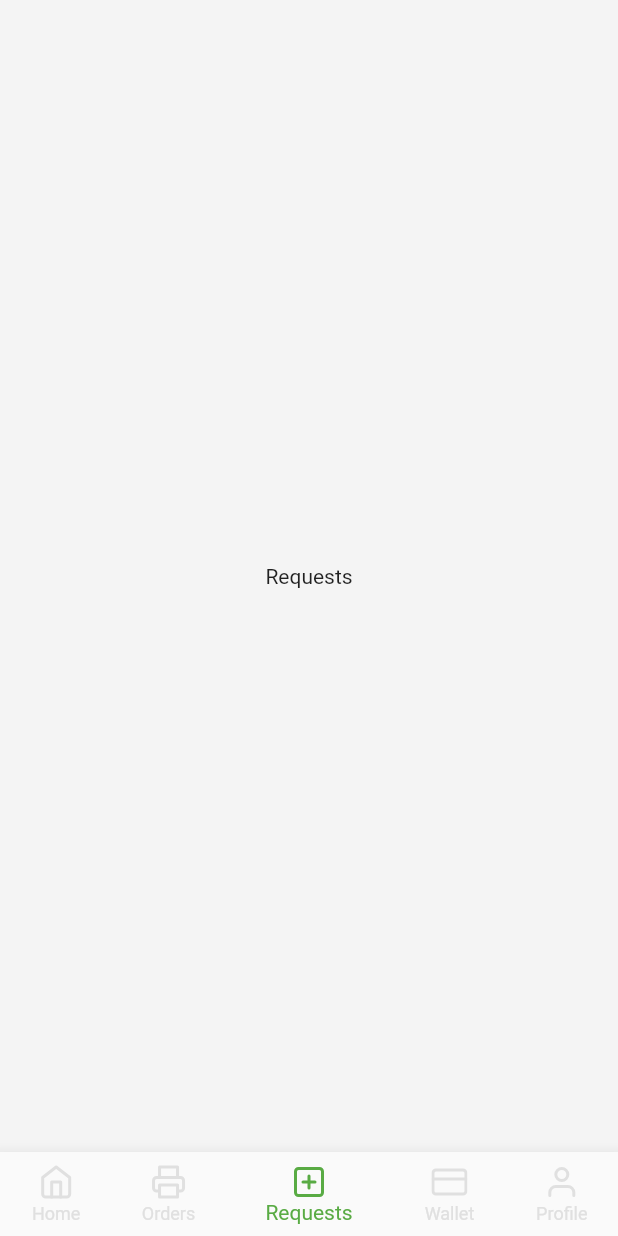
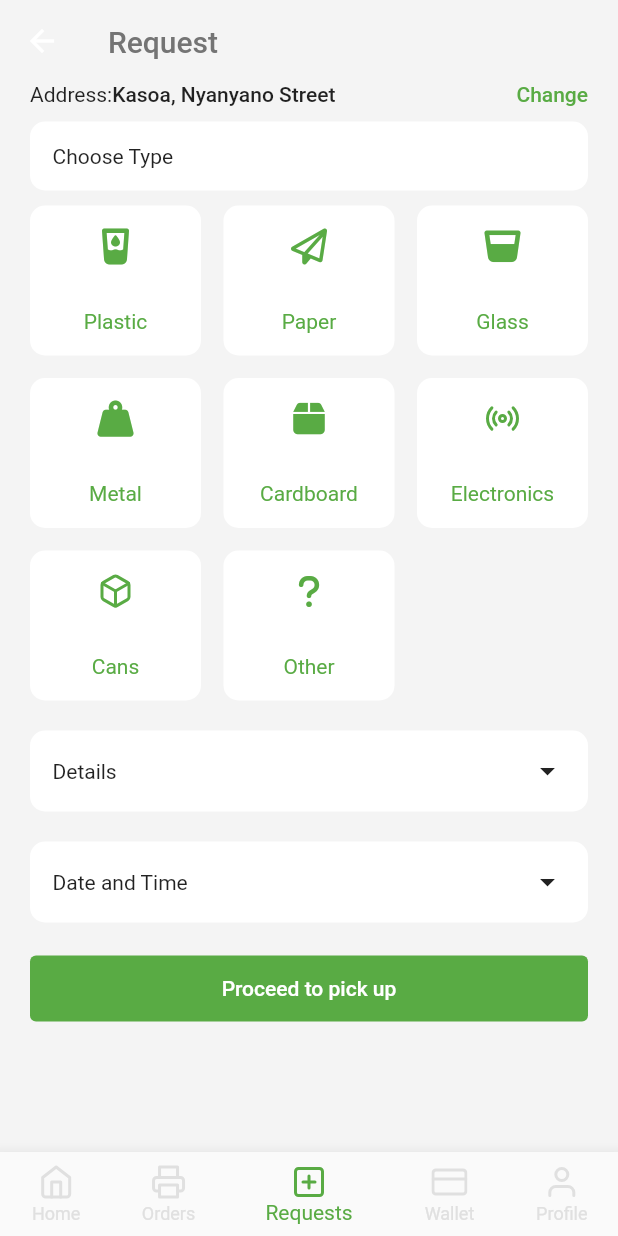
Before and after one commit to Aburafik/sapta-app, a Flutter app: the HomePage screen opened by its route, item 3 of the bottom bar chosen, on a phone screen of 412 x 824 dp. Run offline on Flutter 3.47's test engine with Material 2 defaults, Android fonts, the phone set to English and light mode, and no system bars; our stand-ins replace carousel_slider, feather_icons, flutter_onboarding_slider, font_awesome_flutter; network calls fail.

Commit message:
Request pickup

```diff
--- a/lib/Components/Utils/constants.dart
+++ b/lib/Components/Utils/constants.dart
@@ -1,11 +1,12 @@
 import 'package:flutter/material.dart';
 import 'package:font_awesome_flutter/font_awesome_flutter.dart';
 import 'package:sabta_app/Views/Home/home_view.dart';
+import 'package:sabta_app/Views/Request/request_view.dart';
 
 List<Widget> pages = const [
   HomeVC(),
   Center(child: Text("Orders")),
-  Center(child: Text("Requests")),
+  RequestVC(),
   Center(child: Text("Wallet")),
   Center(child: Text("Profile")),
 ];
--- /dev/null
+++ b/lib/Components/category_selection.dart
@@ -0,0 +1,90 @@
+import 'package:feather_icons/feather_icons.dart';
+import 'package:flutter/material.dart';
+import 'package:font_awesome_flutter/font_awesome_flutter.dart';
+import 'package:sabta_app/Components/Utils/color_themes.dart';
+
+class RequestCategorySelectionComponent extends StatefulWidget {
+  const RequestCategorySelectionComponent({
+    Key? key,
+  }) : super(key: key);
+
+  @override
+  State<RequestCategorySelectionComponent> createState() =>
+      _RequestCategorySelectionComponentState();
+}
+
+class _RequestCategorySelectionComponentState
+    extends State<RequestCategorySelectionComponent> {
+  int? selectedCard;
+  @override
+  Widget build(BuildContext context) {
+    return GridView.builder(
+      physics: const NeverScrollableScrollPhysics(),
+      shrinkWrap: true,
+      gridDelegate: const SliverGridDelegateWithFixedCrossAxisCount(
+          mainAxisSpacing: 15,
+          crossAxisSpacing: 15,
+          // childAspectRatio: 1.3,
+          mainAxisExtent: 100,
+          crossAxisCount: 3),
+      itemCount: wasteType.length,
+      itemBuilder: (context, index) => GestureDetector(
+        onTap: () {
+          setState(() {
+            selectedCard = index;
+          });
+        },
+        child: Container(
+          height: 50,
+          decoration: BoxDecoration(
+            borderRadius: BorderRadius.circular(10),
+            color: selectedCard == index ? SECONDARY_COLOR : Colors.white,
+          ),
+          child: Column(
+            mainAxisAlignment: MainAxisAlignment.spaceAround,
+            children: [
+              Icon(wasteType[index]['image'], color: PRIMARY_COLOR),
+              Text(wasteType[index]['name'],
+                  style: TextStyle(color: PRIMARY_COLOR)),
+            ],
+          ),
+        ),
+      ),
+    );
+  }
+}
+
+List<Map<String, dynamic>> wasteType = [
+  {
+    "name": "Plastic",
+    "image": FontAwesomeIcons.glassWaterDroplet,
+  },
+  {
+    "name": "Paper",
+    "image": FontAwesomeIcons.paperPlane,
+  },
+  {
+    "name": "Glass",
+    "image": FontAwesomeIcons.whiskeyGlass,
+  },
+  {
+    "name": "Metal",
+    "image": FontAwesomeIcons.weightHanging,
+  },
+  {
+    "name": "Cardboard",
+    "image": FontAwesomeIcons.box,
+  },
+  {
+    "name": "Electronics",
+    "image": FeatherIcons.radio,
+  },
+  {
+    "name": "Cans",
+    "image": FeatherIcons.box,
+  },
+  {
+    "name": "Other",
+    "image": FontAwesomeIcons.question,
+  },
+];
--- /dev/null
+++ b/lib/Components/request_component_app_bar.dart
@@ -0,0 +1,43 @@
+import 'package:flutter/material.dart';
+import 'package:sabta_app/Components/Utils/color_themes.dart';
+
+AppBar requestComponentAppBar(BuildContext context) {
+    return AppBar(
+      backgroundColor: Theme.of(context).scaffoldBackgroundColor,
+      elevation: 0,
+      title: Text(
+        "Request",
+        style: Theme.of(context)
+            .textTheme
+            .bodyText1!
+            .copyWith(color: GREY_COLOR_75, fontSize: 20),
+      ),
+      bottom: PreferredSize(
+        preferredSize: Size.fromHeight(15),
+        child: Padding(
+          padding: const EdgeInsets.symmetric(horizontal: 20),
+          child: Row(
+            mainAxisAlignment: MainAxisAlignment.spaceBetween,
+            children: [
+              Wrap(
+                children: [
+                  Text("Address:"),
+                  Text(
+                    "Kasoa, Nyanyano Street",
+                    style: Theme.of(context).textTheme.bodyText1!.copyWith(),
+                  ),
+                ],
+              ),
+              Text(
+                "Change",
+                style: Theme.of(context)
+                    .textTheme
+                    .bodyText1!
+                    .copyWith(color: PRIMARY_COLOR),
+              )
+            ],
+          ),
+        ),
+      ),
+    );
+  }
--- /dev/null
+++ b/lib/Components/select_item.dart
@@ -0,0 +1,38 @@
+import 'package:flutter/material.dart';
+import 'package:sabta_app/Components/Utils/color_themes.dart';
+
+class SelectItemTitleComponent extends StatelessWidget {
+  SelectItemTitleComponent(
+      {Key? key, this.onTap, this.textTitle, this.hasIcon = true})
+      : super(key: key);
+  Function()? onTap;
+  String? textTitle;
+  bool? hasIcon = true;
+  @override
+  Widget build(BuildContext context) {
+    return Padding(
+      padding: const EdgeInsets.symmetric(vertical: 10),
+      child: SizedBox(
+        width: MediaQuery.of(context).size.width,
+        child: InkWell(
+          onTap: onTap,
+          child: Material(
+            shape:
+                RoundedRectangleBorder(borderRadius: BorderRadius.circular(10)),
+            color: WHITE_COLOR,
+            child: Padding(
+              padding:const EdgeInsets.all(15.0),
+              child: Row(
+                mainAxisAlignment: MainAxisAlignment.spaceBetween,
+                children: [
+                  Text(textTitle!),
+                  hasIcon! ? const Icon(Icons.arrow_drop_down) : Wrap(),
+                ],
+              ),
+            ),
+          ),
+        ),
+      ),
+    );
+  }
+}
--- a/lib/Views/Home/home_view.dart
+++ b/lib/Views/Home/home_view.dart
@@ -126,11 +126,9 @@ class TopUsersDisplayComponent extends StatelessWidget {
         ListView.builder(
           shrinkWrap: true,
           itemCount: 10,
-          physics: NeverScrollableScrollPhysics(),
-          itemBuilder: (context, index) => TopUsersCardComponent(),
+          physics: const NeverScrollableScrollPhysics(),
+          itemBuilder: (context, index) =>const TopUsersCardComponent(),
         )
-        // TopUsersCardComponent(),
-        // TopUsersCardComponent(),
       ],
     );
   }
@@ -173,12 +171,12 @@ class TopUsersCardComponent extends StatelessWidget {
                   children: [
                     Text("Adams Stephene",
                         style: Theme.of(context).textTheme.bodyText1),
-                    Text("Last active")
+                   const Text("Last active")
                   ],
                 ),
                 Wrap(
                   crossAxisAlignment: WrapCrossAlignment.center,
-                  children: [
+                  children: const [
                     Icon(
                       Icons.star,
                       color: Colors.yellow,
--- /dev/null
+++ b/lib/Views/Request/request_view.dart
@@ -0,0 +1,105 @@
+import 'package:flutter/material.dart';
+import 'package:sabta_app/Components/Utils/color_themes.dart';
+import 'package:sabta_app/Components/category_selection.dart';
+import 'package:sabta_app/Components/custom_button.dart';
+import 'package:sabta_app/Components/request_component_app_bar.dart';
+import 'package:sabta_app/Components/select_item.dart';
+
+class RequestVC extends StatefulWidget {
+  const RequestVC({Key? key}) : super(key: key);
+
+  @override
+  State<RequestVC> createState() => _RequestVCState();
+}
+
+class _RequestVCState extends State<RequestVC> {
+  bool isVisible = false;
+  @override
+  Widget build(BuildContext context) {
+    return Scaffold(
+      appBar: requestComponentAppBar(context),
+      body: LayoutBuilder(
+        builder: ((context, constraints) {
+          return ConstrainedBox(
+            constraints: BoxConstraints(minHeight: constraints.maxHeight),
+            child: SafeArea(
+              child: Padding(
+                padding: const EdgeInsets.symmetric(horizontal: 20),
+                child: SingleChildScrollView(
+                  child: Column(
+                    children: [
+                      SelectItemTitleComponent(
+                        textTitle: "Choose Type",
+                        hasIcon: false,
+                      ),
+                      RequestCategorySelectionComponent(),
+                      const SizedBox(
+                        height: 10,
+                      ),
+                      // PickUpDetailsComponent(),
+                      SelectItemTitleComponent(
+                        textTitle: "Details",
+                        onTap: () {
+                          setState(() {
+                            isVisible = !isVisible;
+                          });
+                        },
+                      ),
+
+                      Visibility(
+                        visible: isVisible,
+                        child: const TextField(
+                          decoration: InputDecoration(
+                            labelText: "Pickup Address",
+                            border: OutlineInputBorder(),
+                          ),
+                        ),
+                      ),
+
+                      SelectItemTitleComponent(
+                        textTitle: "Date and Time",
+                        onTap: () {
+                          setState(() {
+                            isVisible = !isVisible;
+                          });
+                        },
+                      ),
+
+                      CustomButtonComponent(
+                        buttonText: "Proceed to pick up",
+                        onPressed: () {},
+                      ),
+                    ],
+                  ),
+                ),
+              ),
+            ),
+          );
+        }),
+      ),
+    );
+  }
+}
+
+class PickUpDetailsComponent extends StatelessWidget {
+  const PickUpDetailsComponent({
+    Key? key,
+  }) : super(key: key);
+
+  @override
+  Widget build(BuildContext context) {
+    return const ExpansionTile(
+      title: Text("Details"),
+      backgroundColor: WHITE_COLOR,
+      tilePadding: EdgeInsets.symmetric(horizontal: 10),
+      collapsedBackgroundColor: WHITE_COLOR,
+      children: [
+        TextField(
+          decoration: InputDecoration(
+            labelText: "Description",
+          ),
+        )
+      ],
+    );
+  }
+}
--- a/lib/app.dart
+++ b/lib/app.dart
@@ -16,7 +16,8 @@ class MyApp extends StatelessWidget {
       debugShowCheckedModeBanner: false,
       title: 'Flutter Demo',
       theme: ThemeData(
-        scaffoldBackgroundColor: Color(0xffF4F4F4)
+        scaffoldBackgroundColor: Color(0xffF4F4F4),
+
       ),
       initialRoute: "/",
       routes: {
```
